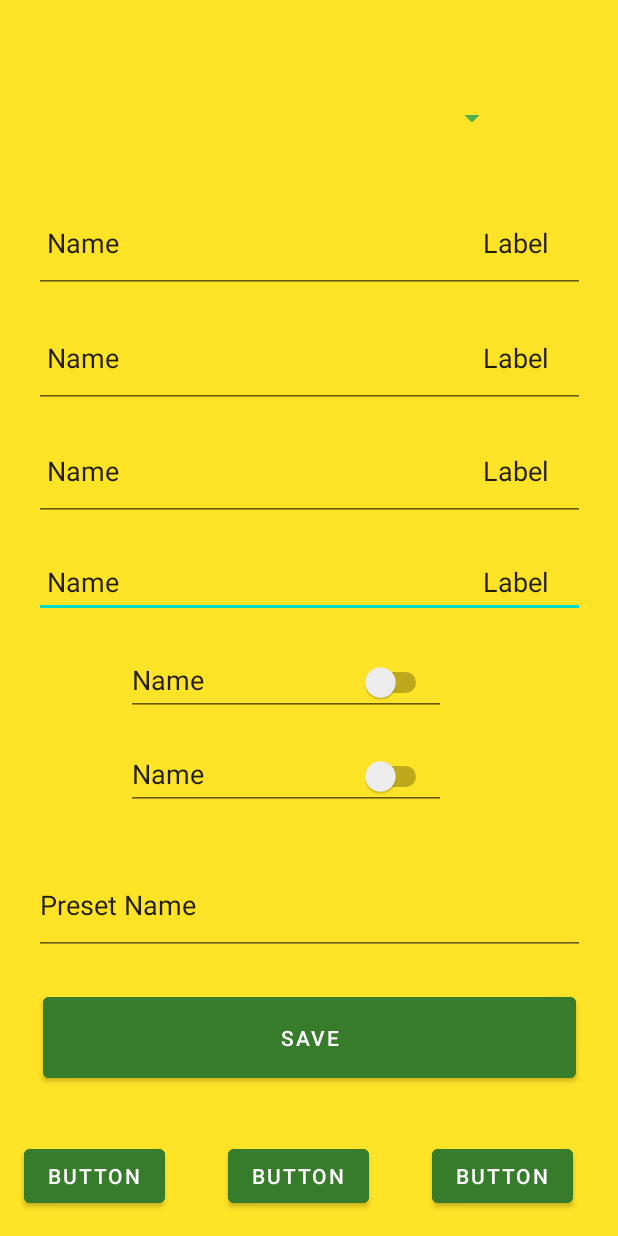
After one commit to BhsSTEM/TeamCEVN_OperatorID_2022, an Android app: the layout ethan_main.xml on its own in the app's theme, with its tools: preview values and no code run, on a phone screen of 412 x 824 dp. The commit adds this screen. Run offline under Robolectric (Android 15) with nearby library versions, the phone set to English and light mode, and no system bars; Roboto replaces fonts that are not available here.

Commit message:
Ethan (#5)

```diff
--- a/app/src/main/java/com/example/teamcevn_operatorid_2022/MainActivity.java
+++ b/app/src/main/java/com/example/teamcevn_operatorid_2022/MainActivity.java
@@ -13,6 +13,8 @@ public class MainActivity extends AppCompatActivity {
         Intent intent = new Intent(this, Test.class);
         startActivity(intent);
 
+        // setContentView(R.layout.ethan_main);
+
         //Intent intent = new Intent(this, Login.class);
         //startActivity(intent);
 
--- /dev/null
+++ b/app/src/main/res/layout/ethan_main.xml
@@ -0,0 +1,189 @@
+<?xml version="1.0" encoding="utf-8"?>
+<androidx.constraintlayout.widget.ConstraintLayout xmlns:android="http://schemas.android.com/apk/res/android"
+    xmlns:app="http://schemas.android.com/apk/res-auto"
+    xmlns:tools="http://schemas.android.com/tools"
+    android:layout_width="match_parent"
+    android:layout_height="match_parent"
+    android:autofillHints="@string/fab_transformation_sheet_behavior"
+    android:background="#FFDE00"
+    android:backgroundTint="#D9FFDE00"
+    android:orientation="horizontal"
+    android:visibility="visible"
+    tools:context=".MainActivity">
+
+    <EditText
+        android:id="@+id/editTextTextPersonName5"
+        android:layout_width="367dp"
+        android:layout_height="48dp"
+        android:layout_marginBottom="412dp"
+        android:ems="10"
+        android:inputType="textPersonName"
+        android:text=" Name                                                    Label"
+        app:layout_constraintBottom_toBottomOf="parent"
+        app:layout_constraintEnd_toEndOf="parent"
+        app:layout_constraintStart_toStartOf="parent" />
+
+    <EditText
+        android:id="@+id/editTextTextPersonName"
+        android:layout_width="367dp"
+        android:layout_height="0dp"
+        android:layout_marginBottom="10dp"
+        android:ems="10"
+        android:inputType="textPersonName"
+        android:text=" Name                                                    Label"
+        android:textAllCaps="false"
+        app:layout_constraintBottom_toTopOf="@+id/editTextTextPersonName2"
+        app:layout_constraintEnd_toEndOf="parent"
+        app:layout_constraintStart_toStartOf="parent"
+        app:layout_constraintTop_toBottomOf="@+id/spinner2" />
+
+    <EditText
+        android:id="@+id/editTextTextPersonName9"
+        android:layout_width="367dp"
+        android:layout_height="0dp"
+        android:layout_marginBottom="22dp"
+        android:ems="10"
+        android:inputType="textPersonName"
+        android:text="Preset Name"
+        app:layout_constraintBottom_toTopOf="@+id/button2"
+        app:layout_constraintEnd_toEndOf="parent"
+        app:layout_constraintStart_toStartOf="parent"
+        app:layout_constraintTop_toBottomOf="@+id/editTextTextPersonName3" />
+
+    <EditText
+        android:id="@+id/editTextTextPersonName2"
+        android:layout_width="367dp"
+        android:layout_height="0dp"
+        android:layout_marginBottom="9dp"
+        android:ems="10"
+        android:inputType="textPersonName"
+        android:text=" Name                                                    Label"
+        app:layout_constraintBottom_toTopOf="@+id/editTextTextPersonName3"
+        app:layout_constraintEnd_toEndOf="parent"
+        app:layout_constraintStart_toStartOf="parent"
+        app:layout_constraintTop_toBottomOf="@+id/editTextTextPersonName" />
+
+    <EditText
+        android:id="@+id/editTextTextPersonName3"
+        android:layout_width="367dp"
+        android:layout_height="0dp"
+        android:layout_marginBottom="223dp"
+        android:ems="10"
+        android:inputType="textPersonName"
+        android:text=" Name                                                    Label"
+        app:layout_constraintBottom_toTopOf="@+id/editTextTextPersonName9"
+        app:layout_constraintEnd_toEndOf="parent"
+        app:layout_constraintStart_toStartOf="parent"
+        app:layout_constraintTop_toBottomOf="@+id/editTextTextPersonName2" />
+
+    <EditText
+        android:id="@+id/editTextTextPersonName6"
+        android:layout_width="wrap_content"
+        android:layout_height="wrap_content"
+        android:layout_marginStart="84dp"
+        android:ems="10"
+        android:inputType="textPersonName"
+        android:minHeight="48dp"
+        android:text="Name"
+        app:layout_constraintBottom_toBottomOf="parent"
+        app:layout_constraintStart_toStartOf="parent"
+        app:layout_constraintTop_toTopOf="parent"
+        app:layout_constraintVertical_bias="0.553" />
+
+    <EditText
+        android:id="@+id/editTextTextPersonName8"
+        android:layout_width="wrap_content"
+        android:layout_height="wrap_content"
+        android:ems="10"
+        android:inputType="textPersonName"
+        android:minHeight="48dp"
+        android:text="Name"
+        app:layout_constraintBottom_toBottomOf="parent"
+        app:layout_constraintStart_toStartOf="@+id/editTextTextPersonName6"
+        app:layout_constraintTop_toTopOf="parent"
+        app:layout_constraintVertical_bias="0.634" />
+
+    <Switch
+        android:id="@+id/switch1"
+        android:layout_width="wrap_content"
+        android:layout_height="wrap_content"
+        android:layout_marginEnd="9dp"
+        android:minWidth="48dp"
+        android:minHeight="48dp"
+        app:layout_constraintBaseline_toBaselineOf="@+id/editTextTextPersonName6"
+        app:layout_constraintEnd_toEndOf="@+id/editTextTextPersonName6" />
+
+    <Switch
+        android:id="@+id/switch2"
+        android:layout_width="wrap_content"
+        android:layout_height="wrap_content"
+        android:layout_marginEnd="9dp"
+        android:minWidth="48dp"
+        android:minHeight="48dp"
+        app:layout_constraintBaseline_toBaselineOf="@+id/editTextTextPersonName8"
+        app:layout_constraintEnd_toEndOf="@+id/editTextTextPersonName8" />
+
+    <Button
+        android:id="@+id/button2"
+        android:layout_width="355dp"
+        android:layout_height="0dp"
+        android:layout_marginBottom="35dp"
+        android:backgroundTint="#FF367C2B"
+        android:text="Save"
+        app:layout_constraintBottom_toTopOf="@+id/button5"
+        app:layout_constraintEnd_toEndOf="parent"
+        app:layout_constraintStart_toStartOf="parent"
+        app:layout_constraintTop_toBottomOf="@+id/editTextTextPersonName9" />
+
+    <Button
+        android:id="@+id/button5"
+        android:layout_width="wrap_content"
+        android:layout_height="wrap_content"
+        android:layout_marginStart="16dp"
+        android:layout_marginBottom="16dp"
+        android:backgroundTint="#367c2b"
+        android:text="Button"
+        app:layout_constraintBottom_toBottomOf="parent"
+        app:layout_constraintStart_toStartOf="parent"
+        app:layout_constraintTop_toBottomOf="@+id/button2" />
+
+    <Button
+        android:id="@+id/button6"
+        android:layout_width="wrap_content"
+        android:layout_height="wrap_content"
+        android:layout_marginStart="288dp"
+        android:layout_marginBottom="16dp"
+        android:backgroundTint="#367c2b"
+        android:text="Button"
+        app:layout_constraintBottom_toBottomOf="parent"
+        app:layout_constraintStart_toStartOf="parent" />
+
+    <Button
+        android:id="@+id/button7"
+        android:layout_width="wrap_content"
+        android:layout_height="wrap_content"
+        android:layout_marginBottom="16dp"
+        android:backgroundTint="#367c2b"
+        android:text="Button"
+        app:layout_constraintBottom_toBottomOf="parent"
+        app:layout_constraintEnd_toStartOf="@+id/button6"
+        app:layout_constraintStart_toEndOf="@+id/button5" />
+
+    <Spinner
+        android:id="@+id/spinner2"
+        android:layout_width="265dp"
+        android:layout_height="0dp"
+        android:layout_marginTop="46dp"
+        android:layout_marginBottom="17dp"
+        android:backgroundTint="#4CAF50"
+        android:contentDescription="@string/app_name"
+        android:fadingEdge="horizontal|vertical"
+        android:outlineProvider="none"
+        android:requiresFadingEdge="vertical"
+        android:spinnerMode="dropdown"
+        app:layout_constraintBottom_toTopOf="@+id/editTextTextPersonName"
+        app:layout_constraintEnd_toEndOf="parent"
+        app:layout_constraintStart_toStartOf="parent"
+        app:layout_constraintTop_toTopOf="parent" />
+
+</androidx.constraintlayout.widget.ConstraintLayout>
```
Also changed, not shown: app/src/main/setting-playstore.png (added), app/src/main/setting1-playstore.png (added).
